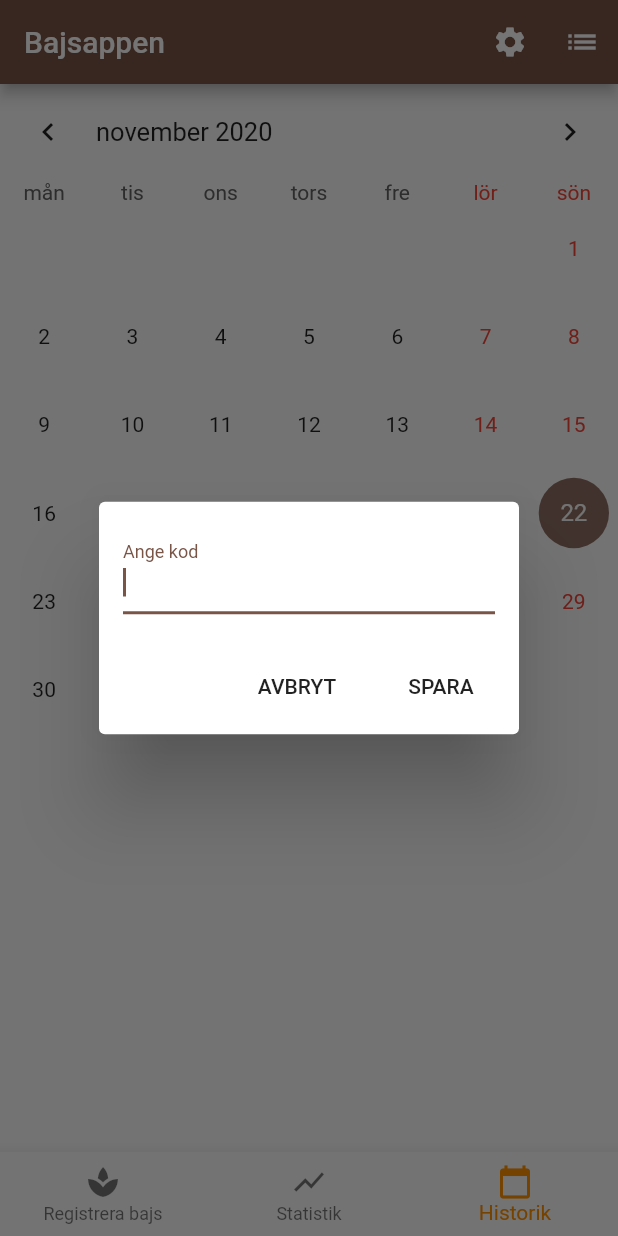
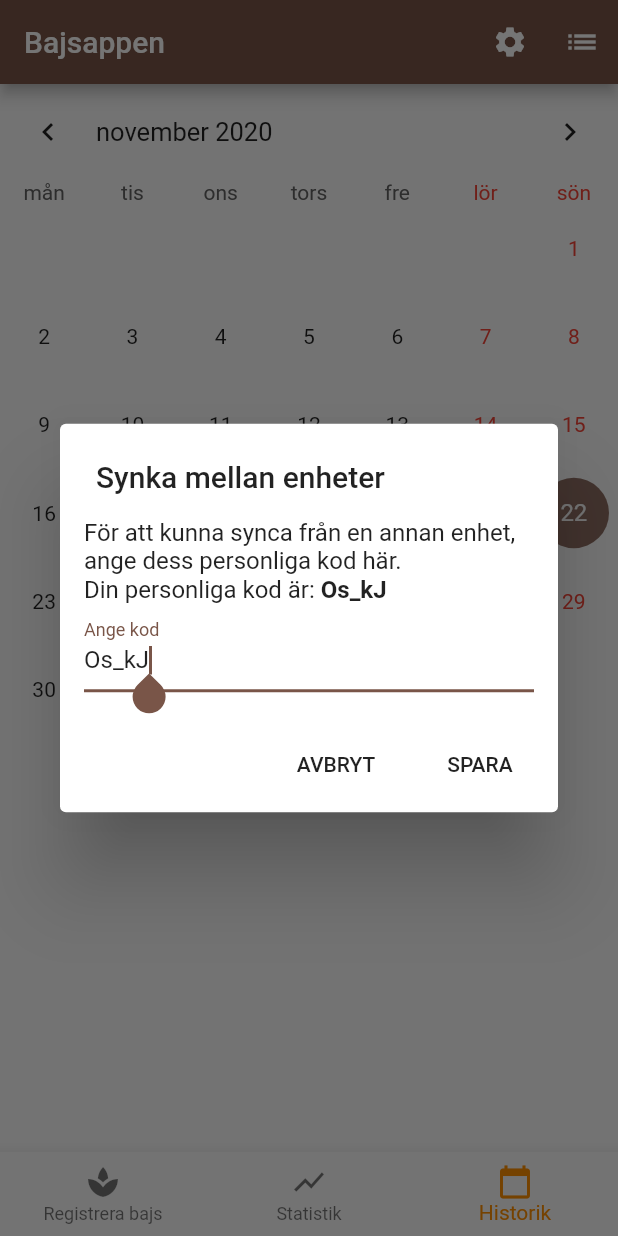
Before and after one commit to elisabet123/bajsappen, a Flutter app: the screen it shows after launch, item 3 of the bottom bar chosen, after a tap on the "settings" icon, on a phone screen of 412 x 824 dp. Run offline on Flutter 3.47's test engine with Material 2 defaults, Android fonts, the phone set to English and light mode, and no system bars; drawn by our look-alikes of table_calendar; our stand-ins replace charts_flutter, sqflite; accounts and stored records are empty; network calls fail.

Commit message:
Added better things for syncing

```diff
--- a/lib/database_helpers.dart
+++ b/lib/database_helpers.dart
@@ -1,4 +1,5 @@
 import 'dart:io';
+import 'dart:math';
 
 import 'package:bajsappen/poop.dart';
 import 'package:path/path.dart';
@@ -109,19 +110,29 @@ class DatabaseHelper {
     db.delete(tableName);
   }
 
-  Future<String> getName() async {
+  Future<String> getPersonalCode() async {
     Database db = await database;
     List<Map> maps = await db.query(personTable);
     if (maps.length > 0) {
       return maps[0][personId];
     } else {
-      return null;
+      var newCode = getRandString(5);
+      await setPersonalCode(newCode);
+      return newCode;
     }
   }
 
-  setName(String name) async {
+  setPersonalCode(String code) async {
     Database db = await database;
     await db.delete(personTable);
-    await db.insert(personTable, {personId: name});
+    if (code.isNotEmpty) {
+      await db.insert(personTable, {personId: code});
+    }
+  }
+
+  String getRandString(int len) {
+    var r = Random.secure();
+    const _chars = 'AaBbCcDdEeFfGgHhIiJjKkLlMmNnOoPpQqRrSsTtUuVvWwXxYyZz1234567890_-';
+    return List.generate(len, (index) => _chars[r.nextInt(_chars.length)]).join();
   }
 }
--- a/lib/main.dart
+++ b/lib/main.dart
@@ -1,4 +1,5 @@
 import 'package:bajsappen/calendar/calendarpage.dart';
+import 'package:bajsappen/sync_dialog.dart';
 import 'package:bajsappen/visualize/allpooppage.dart';
 import 'package:bajsappen/statistics/statisticspage.dart';
 import 'package:flutter/material.dart';
@@ -42,7 +43,7 @@ class MyHomePage extends StatefulWidget {
 class MyHomePageState extends State<MyHomePage> {
   int _selectedIndex = 0;
   Widget activeTab;
-  String name;
+  String personalCode;
 
   @override
   void initState() {
@@ -52,12 +53,10 @@ class MyHomePageState extends State<MyHomePage> {
   }
 
   refresh() async {
+    String personalCode = await DatabaseHelper.instance.getPersonalCode();
     setState(() {
+      this.personalCode = personalCode;
       activeTab = getCurrentTab();
-    });
-    String name = await DatabaseHelper.instance.getName();
-    setState(() {
-      this.name = name;
     });
   }
 
@@ -95,7 +94,10 @@ class MyHomePageState extends State<MyHomePage> {
         title: Text(PoopLocalizations.of(context).title),
         actions: <Widget>[
           IconButton(
-              icon: Icon(Icons.settings), onPressed: () { _showInputDialog(context); }),
+              icon: Icon(Icons.settings),
+              onPressed: () {
+                _showInputDialog(context);
+              }),
           IconButton(icon: Icon(Icons.list), onPressed: _showList),
         ],
       ),
@@ -123,46 +125,14 @@ class MyHomePageState extends State<MyHomePage> {
   }
 
   _showInputDialog(BuildContext context) async {
-    String name = await _inputNameDialog(context);
-    if (name != null) {
-      DatabaseHelper.instance.setName(name);
+    String personalCode = await showDialog(
+      context: context,
+      child: new SyncDialog(this.personalCode),
+    );
+    if (personalCode != null) {
+      // BUG: this doesn't cause the page to refresh
+      await DatabaseHelper.instance.setPersonalCode(personalCode);
+      this.refresh();
     }
-    setState(() {
-      this.name = name;
-    });
-  }
-
-  Future<String> _inputNameDialog(BuildContext context) {
-    TextEditingController _c = new TextEditingController(text: name);
-
-    return showDialog(
-      context: context,
-      child: new AlertDialog(
-        contentPadding: const EdgeInsets.all(16.0),
-        content: new Row(
-          children: <Widget>[
-            new Expanded(
-              child: new TextField(
-                autofocus: true,
-                decoration: new InputDecoration(labelText: 'Ange kod'),
-                controller: _c,
-              ),
-            )
-          ],
-        ),
-        actions: <Widget>[
-          new FlatButton(
-              child: const Text('AVBRYT'),
-              onPressed: () {
-                Navigator.of(context).pop(null);
-              }),
-          new FlatButton(
-              child: const Text('SPARA'),
-              onPressed: () {
-                Navigator.of(context).pop(_c.text);
-              })
-        ],
-      ),
-    );
   }
 }
--- a/lib/pooppagestate.dart
+++ b/lib/pooppagestate.dart
@@ -19,12 +19,12 @@ abstract class PoopPageState extends State<StatefulWidget> {
 
   Future<Remote> _getRemote() async {
     if (_remote == null) {
-      String name = await _helper.getName();
-      if (name == null) {
+      String personCode = await _helper.getPersonalCode();
+      if (personCode == null) {
         _remote = Remote();
       } else {
         hasRemote = true;
-        _remote = RemoteStorage(name);
+        _remote = RemoteStorage(personCode);
       }
     }
     return _remote;
--- /dev/null
+++ b/lib/sync_dialog.dart
@@ -0,0 +1,47 @@
+import 'package:flutter/material.dart';
+
+class SyncDialog extends StatelessWidget {
+  final String personalCode;
+
+  const SyncDialog(this.personalCode, {Key key}) : super(key: key);
+
+  @override
+  Widget build(BuildContext context) {
+    String personalCode = this.personalCode == null ? '' : this.personalCode;
+    TextEditingController _c = new TextEditingController(text: personalCode);
+    return new AlertDialog(
+      contentPadding: const EdgeInsets.all(16.0),
+      title: new Text('Synka mellan enheter'),
+      content: new Column(
+        mainAxisSize: MainAxisSize.min,
+        children: <Widget>[
+          new Text('För att kunna synca från en annan enhet, ange dess personliga kod här.'),
+          new Row(
+            children: [
+              new Text('Din personliga kod är: '),
+              new Text(personalCode, style: new TextStyle(fontWeight: FontWeight.bold),)
+            ],
+          ),
+          new TextField(
+              autofocus: true,
+              decoration: new InputDecoration(labelText: 'Ange kod'),
+              controller: _c,
+            ),
+        ],
+      ),
+      actions: <Widget>[
+        new FlatButton(
+            child: const Text('AVBRYT'),
+            onPressed: () {
+              Navigator.of(context).pop(null);
+            }),
+        new FlatButton(
+            child: const Text('SPARA'),
+            onPressed: () {
+              Navigator.of(context).pop(_c.text);
+            })
+      ],
+    );
+  }
+
+}
```
Also changed, not shown: 4 other files.
